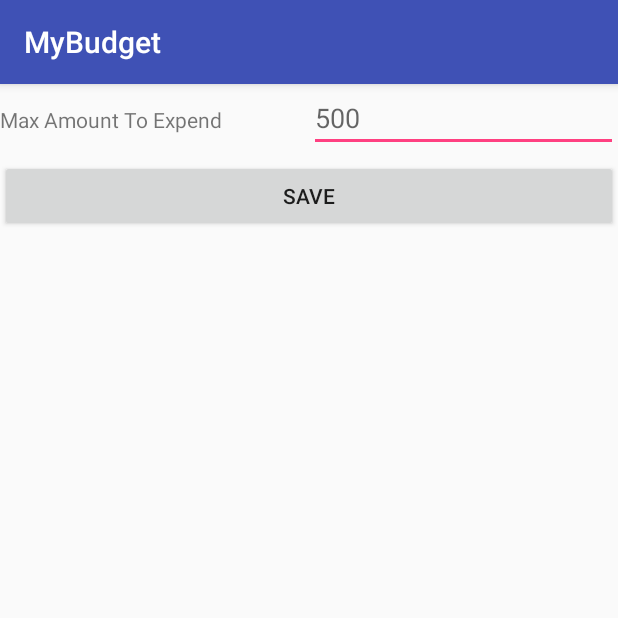
After one commit to casensio83/MyBudget, an Android app: the fragment PreferencesFragment shown on its own in the app's theme, on a phone screen of 412 x 824 dp, the top half of it. The commit adds this screen. Run offline under Robolectric (Android 15) with nearby library versions, the phone set to English and light mode, and no system bars; our stand-ins replace ButterKnife; 1 statement that could not run was skipped.

Commit message:
Added Preferences Fragment

```diff
--- /dev/null
+++ b/app/src/main/java/cristina/asensio/mybudget/home/PreferencesFragment.java
@@ -0,0 +1,63 @@
+package cristina.asensio.mybudget.home;
+
+import android.arch.lifecycle.ViewModelProviders;
+import android.os.Bundle;
+import android.support.annotation.NonNull;
+import android.support.annotation.Nullable;
+import android.support.v4.app.Fragment;
+import android.view.LayoutInflater;
+import android.view.View;
+import android.view.ViewGroup;
+import android.widget.Button;
+import android.widget.EditText;
+
+import butterknife.BindView;
+import butterknife.ButterKnife;
+import butterknife.Unbinder;
+import cristina.asensio.mybudget.R;
+import cristina.asensio.mybudget.preferences.PreferencesViewModel;
+
+public class PreferencesFragment extends Fragment implements View.OnClickListener {
+
+    @BindView(R.id.preferences_max_amount)
+    EditText preferencesMaxAmountEditText;
+
+    @BindView(R.id.save_preferences)
+    Button savePreferencesButton;
+
+    private Unbinder unbinder;
+    PreferencesViewModel preferencesViewModel;
+
+    @Nullable
+    @Override
+    public View onCreateView(@NonNull LayoutInflater inflater, @Nullable ViewGroup container, @Nullable Bundle savedInstanceState) {
+        View view = inflater.inflate(R.layout.preferences, container, false);
+        unbinder = ButterKnife.bind(this, view);
+        savePreferencesButton.setOnClickListener(this);
+        preferencesViewModel = ViewModelProviders.of(getActivity()).get(PreferencesViewModel.class);
+        return view;
+    }
+
+    @Override
+    public void onDestroy() {
+        super.onDestroy();
+
+        if (unbinder != null) {
+            unbinder.unbind();
+            unbinder = null;
+        }
+    }
+
+    @Override
+    public void onClick(View view) {
+        preferencesViewModel.setMaxAmount(preferencesMaxAmountEditText.getText().toString());
+        goBackToExpensesList();
+    }
+
+    private void goBackToExpensesList() {
+        getActivity().getSupportFragmentManager().beginTransaction()
+                .replace(R.id.screen_container, new ExpensesListFragment())
+                .addToBackStack(null)
+                .commit();
+    }
+}
--- /dev/null
+++ b/app/src/main/res/layout/preferences.xml
@@ -0,0 +1,35 @@
+<?xml version="1.0" encoding="utf-8"?>
+<LinearLayout xmlns:android="http://schemas.android.com/apk/res/android"
+    android:layout_width="match_parent"
+    android:layout_height="match_parent"
+    android:orientation="vertical">
+
+    <LinearLayout
+        android:layout_width="match_parent"
+        android:layout_height="wrap_content"
+        android:orientation="horizontal">
+
+        <TextView
+            android:layout_width="0dp"
+            android:layout_height="wrap_content"
+            android:layout_weight="1"
+            android:text="@string/preferences_max_amount" />
+
+        <EditText
+            android:id="@+id/preferences_max_amount"
+            android:layout_width="0dp"
+            android:layout_height="wrap_content"
+            android:layout_weight="1"
+            android:hint="@string/max_amount_hint"
+            android:inputType="numberDecimal" />
+
+    </LinearLayout>
+
+    <Button
+        android:id="@+id/save_preferences"
+        android:layout_width="match_parent"
+        android:layout_height="wrap_content"
+        android:layout_marginTop="@dimen/five_dp"
+        android:text="@string/save_preferences" />
+
+</LinearLayout>
--- a/app/src/main/res/values-v21/strings.xml
+++ b/app/src/main/res/values-v21/strings.xml
@@ -7,4 +7,7 @@
     <string name="new_expense_amount_hint">New expense Amount</string>
     <string name="save_expense">Save Expense</string>
     <string name="delete_icon_content_description">remove icon</string>
+    <string name="preferences_max_amount">Max Amount To Expend</string>
+    <string name="save_preferences">Save</string>
+    <string name="max_amount_hint">500</string>
 </resources>
--- a/app/src/main/res/values/strings.xml
+++ b/app/src/main/res/values/strings.xml
@@ -15,4 +15,7 @@
     <string name="new_expense_amount_hint">New expense Amount</string>
     <string name="save_expense">Save Expense</string>
     <string name="delete_icon_content_description">remove icon</string>
+    <string name="preferences_max_amount">Max Amount To Expend</string>
+    <string name="save_preferences">Save</string>
+    <string name="max_amount_hint">500</string>
 </resources>
```
